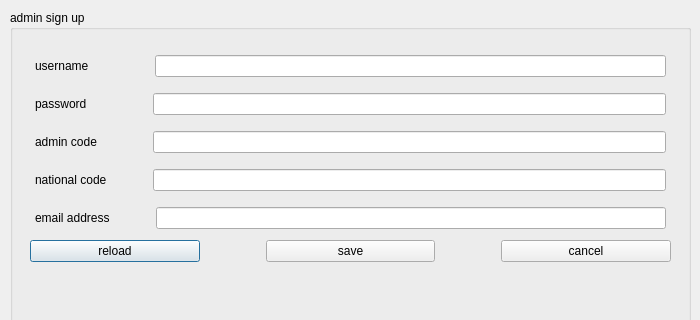
Old version of the form asignup.ui in the repository melika-ag8/finalfoof; both pictures show x 0 to 700 and y 0 to 320 of the 700 by 600 pixel window.
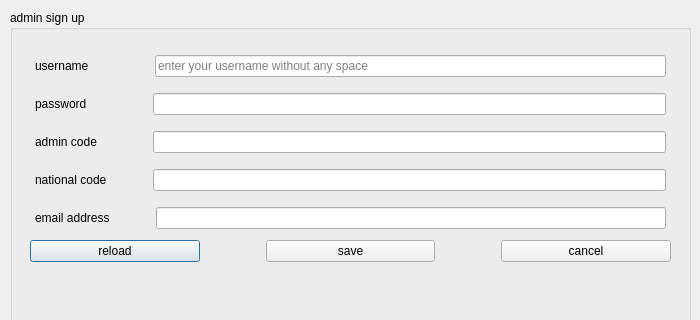
New version of the form. Icons and pictures are not drawn.

The edit to the form file:
```diff
--- a/asignup.ui
+++ b/asignup.ui
@@ -154,7 +154,11 @@
            </spacer>
           </item>
           <item>
-           <widget class="QLineEdit" name="userline"/>
+           <widget class="QLineEdit" name="userline">
+            <property name="placeholderText">
+             <string>enter your username without any space</string>
+            </property>
+           </widget>
           </item>
          </layout>
         </item>
```
